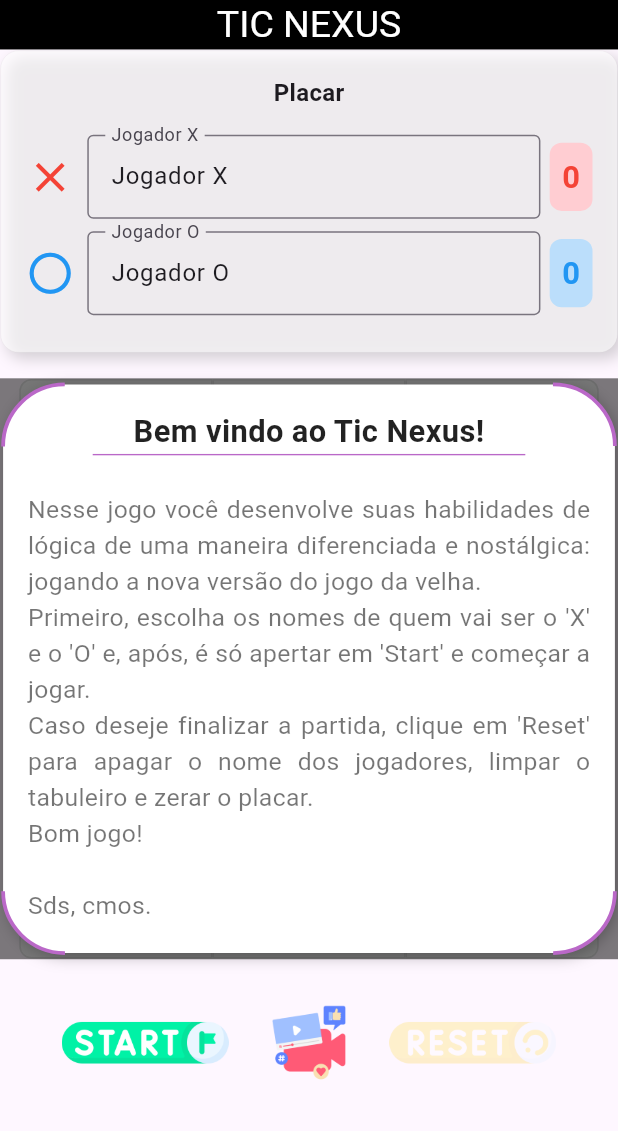
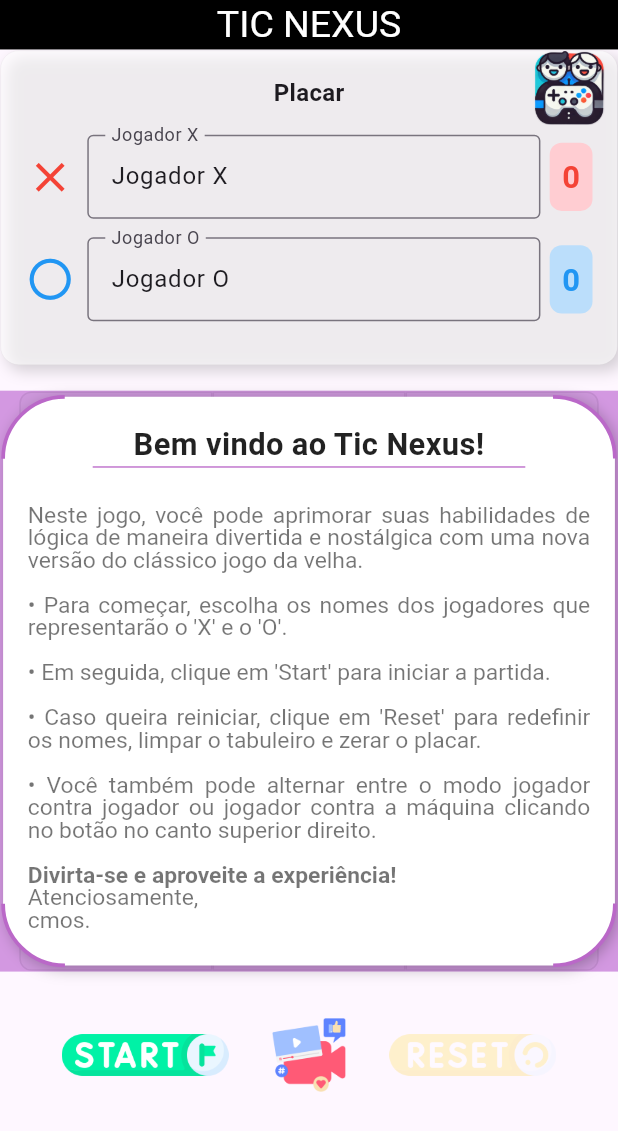
Before and after one commit to christian-marques/tic_nexus, a Flutter app: the screen it shows after launch, on a phone screen of 412 x 824 dp. Shown: the top 1131 px of the screen. Run offline on Flutter 3.47's test engine with Material 3 defaults, Android fonts, the light colour scheme and no system bars; our stand-ins replace google_mobile_ads; network calls fail.

Commit message:
Player vs CPU - Interface
Implementação da lógica incluindo o botão de mudança de modo de jogador.

```diff
--- a/lib/models/icon_button.dart
+++ b/lib/models/icon_button.dart
@@ -15,10 +15,13 @@ class CustomIconButton extends StatelessWidget {
   });
 
   double _buttonOpacity() {
+    const double hideOpacity = 0.2;
     if (imageName == 'start.png') {
-      return isGameRunning ? 0.2 : 1.0;
+      return isGameRunning ? hideOpacity : 1.0;
     } else if (imageName == 'reset.png') {
-      return isGameRunning ? 1.0 : 0.2;
+      return isGameRunning ? 1.0 : hideOpacity;
+    } else if (isGameRunning && ((imageName == 'player_vs_player.png') || (imageName == 'player_vs_cpu.png'))){
+      return hideOpacity;
     }
     return 1.0;
   }
--- a/lib/models/score_board.dart
+++ b/lib/models/score_board.dart
@@ -73,7 +73,7 @@ class PlayerSection extends StatelessWidget {
     final screenWidth = MediaQuery.of(context).size.width;
 
     return Padding(
-      padding: EdgeInsets.only(bottom: screenWidth * 0.02),
+      padding: EdgeInsets.only(bottom: screenWidth * 0.03),
       child: Row(
         crossAxisAlignment: CrossAxisAlignment.center,
         children: [
--- a/lib/models/tutorials.dart
+++ b/lib/models/tutorials.dart
@@ -9,7 +9,7 @@ class TutorialOverlay extends StatelessWidget {
     final screenWidth = MediaQuery.of(context).size.width;
 
     return Container(
-      color: const Color.fromARGB(132, 0, 0, 0), // Fundo translúcido
+      color: const Color.fromARGB(104, 148, 15, 182), // Fundo translúcido
       child: Center(
         child: SingleChildScrollView( // Adicionado para permitir rolagem
           child: Stack(
@@ -54,20 +54,50 @@ class TutorialOverlay extends StatelessWidget {
                     ),
                     SizedBox(height: screenHeight * 0.03),
                     // Corpo do tutorial
-                    Text(
-                      """
-Nesse jogo você desenvolve suas habilidades de lógica de uma maneira diferenciada e nostálgica: jogando a nova versão do jogo da velha.
-Primeiro, escolha os nomes de quem vai ser o 'X' e o 'O' e, após, é só apertar em 'Start' e começar a jogar.
-Caso deseje finalizar a partida, clique em 'Reset' para apagar o nome dos jogadores, limpar o tabuleiro e zerar o placar.
-Bom jogo!
-
-Sds, cmos.""",
+                    RichText(
                       textAlign: TextAlign.justify,
-                      style: TextStyle(
-                        fontSize: screenWidth * 0.04,
-                        color: Colors.black54,
+                      text: TextSpan(
+                        style: TextStyle(
+                          fontSize: screenWidth * 0.037,
+                          color: Colors.black54,
+                          height: 1.0, // Espaçamento entre linhas
+                        ),
+                        children: [
+                          // Parágrafo inicial com recuo na primeira linha
+                          TextSpan(
+                            text: "Neste jogo, você pode aprimorar suas habilidades de lógica de maneira divertida e nostálgica com uma nova versão do clássico jogo da velha.\n\n",
+                            style: TextStyle(
+                              fontSize: screenWidth * 0.037,
+                              color: Colors.black54,
+                              height: 1.0,
+                            ),
+                            recognizer: null,
+                          ),
+                          // Tópicos
+                          TextSpan(
+                            text: "• Para começar, escolha os nomes dos jogadores que representarão o 'X' e o 'O'.\n\n",
+                          ),
+                          TextSpan(
+                            text: "• Em seguida, clique em 'Start' para iniciar a partida.\n\n",
+                          ),
+                          TextSpan(
+                            text: "• Caso queira reiniciar, clique em 'Reset' para redefinir os nomes, limpar o tabuleiro e zerar o placar.\n\n",
+                          ),
+                          TextSpan(
+                            text: "• Você também pode alternar entre o modo jogador contra jogador ou jogador contra a máquina clicando no botão no canto superior direito.\n\n",
+                          ),
+                          // Encerramento
+                          TextSpan(
+                            text: "Divirta-se e aproveite a experiência!\n",
+                            style: TextStyle(fontWeight: FontWeight.bold),
+                          ),
+                          TextSpan(
+                            text: "Atenciosamente,\ncmos.",
+                          ),
+                        ],
                       ),
                     ),
+
                   ],
                 ),
               ),
--- a/lib/pages/game.dart
+++ b/lib/pages/game.dart
@@ -26,6 +26,7 @@ class _GamePageState extends State<GamePage> {
   final TextEditingController controllerO = TextEditingController(text: 'Jogador O');
   bool isEditingNames = true;
   bool isWaitingGameStart = true;
+  bool isPlayerOCPU = false; // Inicialmente como Player vs Player
 
   bool get isGameRunning => _gameLogic.isGameRunning();
 
@@ -71,8 +72,6 @@ class _GamePageState extends State<GamePage> {
   void _startGame() {
     if (!isGameRunning){
       setState(() {
-        _gameLogic.setPlayerOasCPU();
-        // _gameLogic.setPlayerOasHuman();
         _gameLogic.startGame();
         isEditingNames = false;
         isWaitingGameStart = false;
@@ -126,6 +125,7 @@ class _GamePageState extends State<GamePage> {
       title: winnerSymbol == '-' ? "Empate!" : "Parabéns, $winnerName!",
       body: body,
       onConfirmed: (){
+        _adHelper.showInterstitialAd();
         _gameLogic.resetBoard(); // Reinicia o tabuleiro
         _gameLogic.startGame();  // Recomeça o jogo automaticamente
         setState(() {
@@ -195,14 +195,6 @@ class _GamePageState extends State<GamePage> {
                 // Tabuleiro com tutorial
                 SizedBox(
                   height: screenHeight * 0.47,
-                  // decoration: BoxDecoration(
-                  //   color: const Color.fromARGB(255, 204, 6, 6),
-                  //   border: Border(
-                  //     top: BorderSide(
-                  //       color: const Color.fromARGB(255, 7, 194, 17),
-                  //     ),
-                  //   ),
-                  // ),
                   child: Stack(
                     children: [
                       GameTable(gameLogic: _gameLogic),
@@ -243,14 +235,9 @@ class _GamePageState extends State<GamePage> {
                   ),
                 ),
 
-
                 // Banner Ad no final da página
                 if (_bannerAd != null)
-                  Positioned(
-                    bottom: 0.0,
-                    left: 0,
-                    right: 0,
-                    child: Container(
+                  Container(
                     width: _bannerAd!.size.width.toDouble(),
                     height: _bannerAd!.size.height.toDouble(),
                     decoration: BoxDecoration(
@@ -263,13 +250,43 @@ class _GamePageState extends State<GamePage> {
                     ),
                     child: AdWidget(ad: _bannerAd!),
                   ),
-                  ),
               ],
             ),
           ),
+
+// Botão flutuante
+          Positioned(
+            top: screenHeight * 0.001,
+            right: screenWidth * 0.02,
+            child: CustomIconButton(
+              imageName: isPlayerOCPU ? 'player_vs_cpu.png' : 'player_vs_player.png',
+              width: screenWidth * 0.12, // Ajuste do tamanho do botão
+              isGameRunning: isGameRunning,
+              onPressed: isGameRunning
+                  ? () {} // Botão desabilitado quando o jogo está em execução
+                  : () {
+                      setState(() {
+                        isPlayerOCPU = !isPlayerOCPU;
+                        if (isPlayerOCPU) {
+                          _gameLogic.setPlayerOasCPU();
+                        } else {
+                          _gameLogic.setPlayerOasHuman();
+                        }
+                      });
+                    },
+            ),
+          ),
+
+
+
         ],
       ),
     );
   }
 
+
+
+
+
+
 }
--- a/pubspec.yaml
+++ b/pubspec.yaml
@@ -64,6 +64,8 @@ flutter:
     - assets/images/start.png
     - assets/images/reset.png
     - assets/images/adsense.png
+    - assets/images/player_vs_player.png
+    - assets/images/player_vs_cpu.png
 
   # An image asset can refer to one or more resolution-specific "variants", see
   # https://flutter.dev/to/resolution-aware-images
```
Also changed, not shown: assets/images/player_vs_cpu.png (added), assets/images/player_vs_player.png (added). Lines whose indentation alone changed are shown as unchanged.
